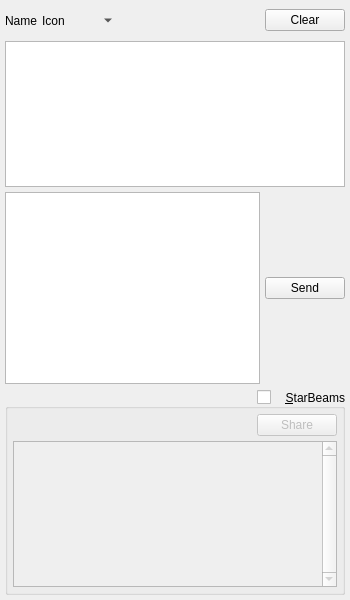
Before: the Qt Designer form branches/trunk/UI/chatwindow.ui in textbrowser/spot-on, drawn with Qt 5.
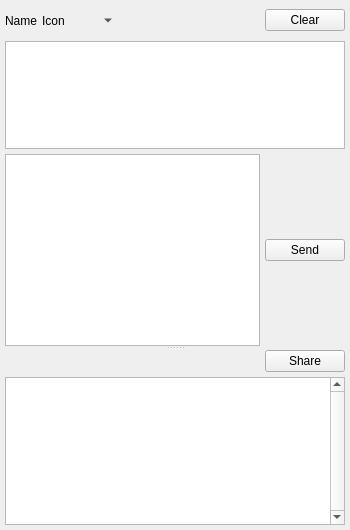
After: the same form once the commit is applied. Icons and pictures are not drawn. Custom widgets are drawn as their Qt base class.

```diff
--- a/branches/trunk/UI/chatwindow.ui
+++ b/branches/trunk/UI/chatwindow.ui
@@ -7,7 +7,7 @@
     <x>0</x>
     <y>0</y>
     <width>350</width>
-    <height>600</height>
+    <height>530</height>
    </rect>
   </property>
   <property name="windowIcon">
@@ -15,11 +15,21 @@
     <normaloff>:/Logo/spot-on-logo.png</normaloff>:/Logo/spot-on-logo.png</iconset>
   </property>
   <widget class="QWidget" name="centralwidget">
-   <layout class="QVBoxLayout" name="verticalLayout">
+   <layout class="QVBoxLayout" name="verticalLayout_3">
     <property name="spacing">
      <number>5</number>
     </property>
     <property name="margin">
+     <number>5</number>
+    </property>
+    <item>
+     <widget class="QSplitter" name="splitter">
+      <property name="orientation">
+       <enum>Qt::Vertical</enum>
+      </property>
+      <widget class="QWidget" name="">
+       <layout class="QVBoxLayout" name="verticalLayout_2">
+        <property name="spacing">
      <number>5</number>
     </property>
     <item>
@@ -132,27 +142,13 @@
       </item>
      </layout>
     </item>
-    <item>
-     <widget class="QGroupBox" name="box">
-      <property name="title">
-       <string>&amp;StarBeams</string>
-      </property>
-      <property name="alignment">
-       <set>Qt::AlignRight|Qt::AlignTrailing|Qt::AlignVCenter</set>
-      </property>
-      <property name="checkable">
-       <bool>true</bool>
-      </property>
-      <property name="checked">
-       <bool>false</bool>
-      </property>
-      <layout class="QVBoxLayout" name="verticalLayout_2">
+       </layout>
+      </widget>
+      <widget class="QWidget" name="">
+       <layout class="QVBoxLayout" name="verticalLayout">
        <property name="spacing">
         <number>5</number>
        </property>
-       <property name="margin">
-        <number>5</number>
-       </property>
        <item>
         <layout class="QHBoxLayout" name="horizontalLayout_2">
          <property name="spacing">
@@ -210,6 +206,7 @@
        </item>
       </layout>
      </widget>
+     </widget>
     </item>
    </layout>
   </widget>
```
Left out of the diff: 1 changed line with no effect on the pictures. Lines whose indentation alone changed are shown as unchanged.
